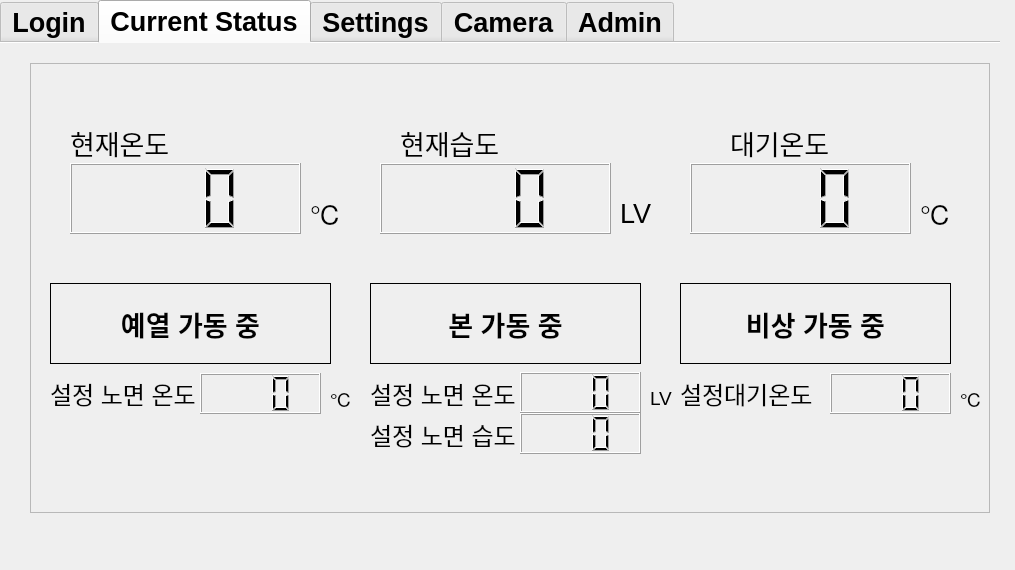
quilp007/SMRS, file SMRS.ui: the form before one commit.
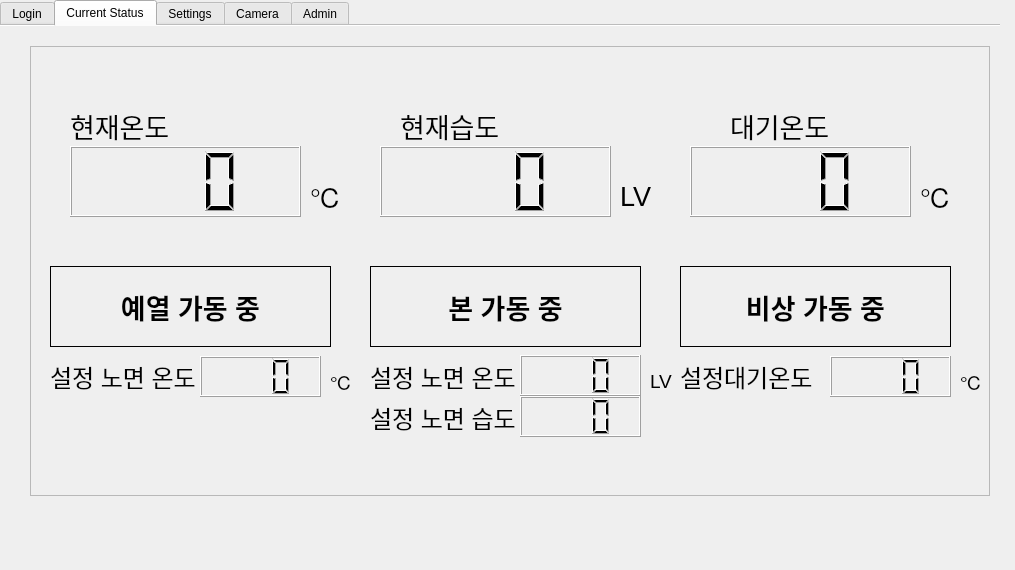
The form after the commit. The open tabs and pages were chosen to show the change. Icons and pictures are not drawn.

Commit message: font size -> 9

Patch:
```diff
--- a/SMRS.ui
+++ b/SMRS.ui
@@ -39,11 +39,11 @@
    </property>
    <property name="font">
     <font>
-     <family>.AppleSystemUIFont</family>
-     <pointsize>20</pointsize>
-     <weight>75</weight>
+     <family>Arial</family>
+     <pointsize>9</pointsize>
+     <weight>50</weight>
      <italic>false</italic>
-     <bold>true</bold>
+     <bold>false</bold>
      <underline>false</underline>
      <strikeout>false</strikeout>
      <stylestrategy>PreferDefault</stylestrategy>
@@ -633,7 +633,15 @@
       </property>
       <property name="font">
        <font>
+        <family>.AppleSystemUIFont</family>
         <pointsize>20</pointsize>
+        <weight>50</weight>
+        <italic>false</italic>
+        <bold>false</bold>
+        <underline>false</underline>
+        <strikeout>false</strikeout>
+        <stylestrategy>PreferDefault</stylestrategy>
+        <kerning>true</kerning>
        </font>
       </property>
       <property name="text">
@@ -651,7 +659,15 @@
       </property>
       <property name="font">
        <font>
+        <family>.AppleSystemUIFont</family>
         <pointsize>20</pointsize>
+        <weight>50</weight>
+        <italic>false</italic>
+        <bold>false</bold>
+        <underline>false</underline>
+        <strikeout>false</strikeout>
+        <stylestrategy>PreferDefault</stylestrategy>
+        <kerning>true</kerning>
        </font>
       </property>
       <property name="text">
@@ -669,7 +685,15 @@
       </property>
       <property name="font">
        <font>
+        <family>.AppleSystemUIFont</family>
         <pointsize>20</pointsize>
+        <weight>50</weight>
+        <italic>false</italic>
+        <bold>false</bold>
+        <underline>false</underline>
+        <strikeout>false</strikeout>
+        <stylestrategy>PreferDefault</stylestrategy>
+        <kerning>true</kerning>
        </font>
       </property>
       <property name="text">
@@ -687,7 +711,15 @@
       </property>
       <property name="font">
        <font>
+        <family>.AppleSystemUIFont</family>
         <pointsize>14</pointsize>
+        <weight>50</weight>
+        <italic>false</italic>
+        <bold>false</bold>
+        <underline>false</underline>
+        <strikeout>false</strikeout>
+        <stylestrategy>PreferDefault</stylestrategy>
+        <kerning>true</kerning>
        </font>
       </property>
       <property name="text">
@@ -705,7 +737,15 @@
       </property>
       <property name="font">
        <font>
+        <family>.AppleSystemUIFont</family>
         <pointsize>14</pointsize>
+        <weight>50</weight>
+        <italic>false</italic>
+        <bold>false</bold>
+        <underline>false</underline>
+        <strikeout>false</strikeout>
+        <stylestrategy>PreferDefault</stylestrategy>
+        <kerning>true</kerning>
        </font>
       </property>
       <property name="text">
@@ -723,7 +763,15 @@
       </property>
       <property name="font">
        <font>
+        <family>.AppleSystemUIFont</family>
         <pointsize>14</pointsize>
+        <weight>50</weight>
+        <italic>false</italic>
+        <bold>false</bold>
+        <underline>false</underline>
+        <strikeout>false</strikeout>
+        <stylestrategy>PreferDefault</stylestrategy>
+        <kerning>true</kerning>
        </font>
       </property>
       <property name="text">
```
Left out of the diff: 56 changed lines with no effect on the pictures.
